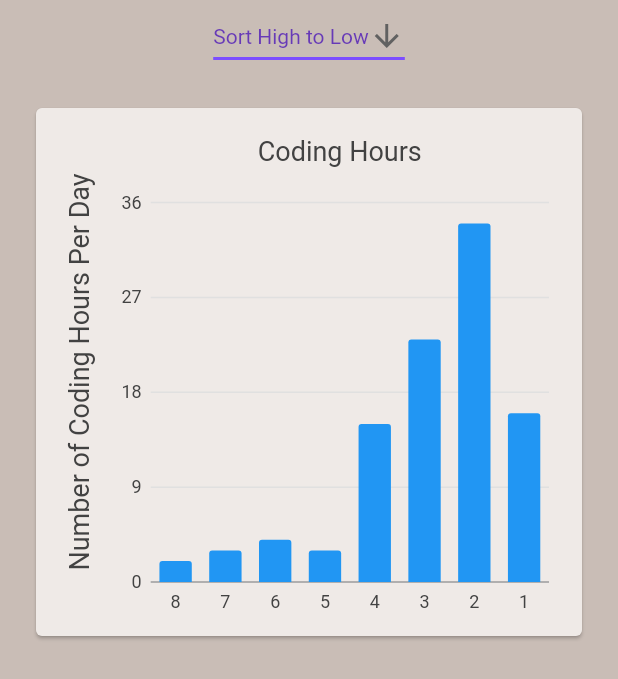
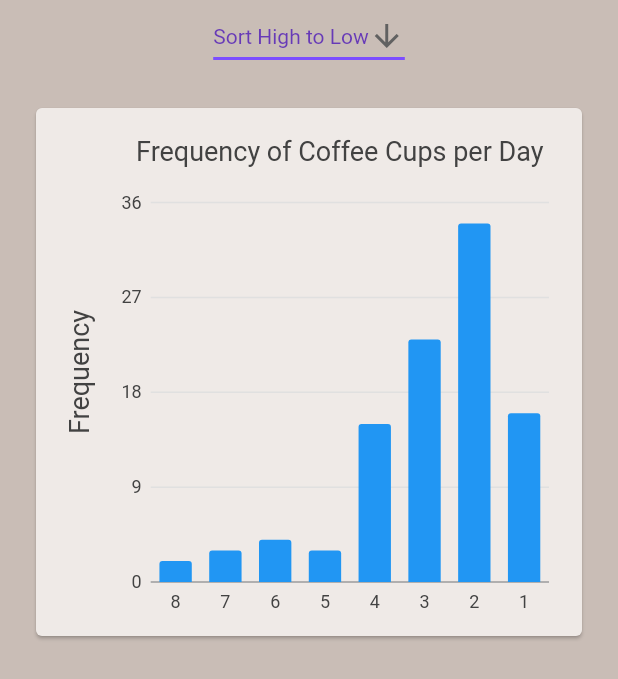
Before and after one commit to reeceholmdahl/cs3541-coffee-and-code, a Flutter app: the GraphWidgetCoffeeCups widget shown alone on an empty page, opened directly, on a phone screen of 412 x 824 dp. Shown: the top 679 px of the screen. Run offline on Flutter 3.47's test engine with Material 2 defaults, Android fonts, the phone set to English and light mode, and no system bars; our stand-ins replace charts_flutter, firebase_core, firebase_database, numberpicker, youtube_player_flutter; missing offline and left inert: flutter_alarm_clock, flutter_grid_button; accounts and stored records are empty.

Commit message:
Updated orderable graph labels

```diff
--- a/lib/informatics.dart
+++ b/lib/informatics.dart
@@ -1,4 +1,5 @@
 
+import 'package:flutter/cupertino.dart';
 import 'package:flutter/material.dart';
 import 'package:charts_flutter/flutter.dart' as charts;
 import 'package:flutter_grid_button/flutter_grid_button.dart';
@@ -506,7 +507,7 @@ class _GraphWidgetCoffeeCupsState extends State<GraphWidgetCoffeeCups> {
               measureFn: (SimpleObject object, _) => object.data2,
               colorFn: (_, __) => charts.ColorUtil.fromDartColor(Colors.blue),
             )
-          ], true, "Coding Hours", "Number of Coding Hours Per Day")
+          ], true, "Frequency of Coffee Cups per Day", "Frequency")
         ],
       ),
     );
@@ -564,7 +565,7 @@ class _GraphWidgetCodingHoursState extends State<GraphWidgetCodingHours> {
               measureFn: (SimpleObject object, _) => object.data2,
               colorFn: (_, __) => charts.ColorUtil.fromDartColor(Colors.blue),
             )
-          ], true, "Coding Hours", "Number of Coding Hours Per Day")
+          ], true, "Frequency of Coding Hours", "Frequency")
         ],
       ),
     );
```
